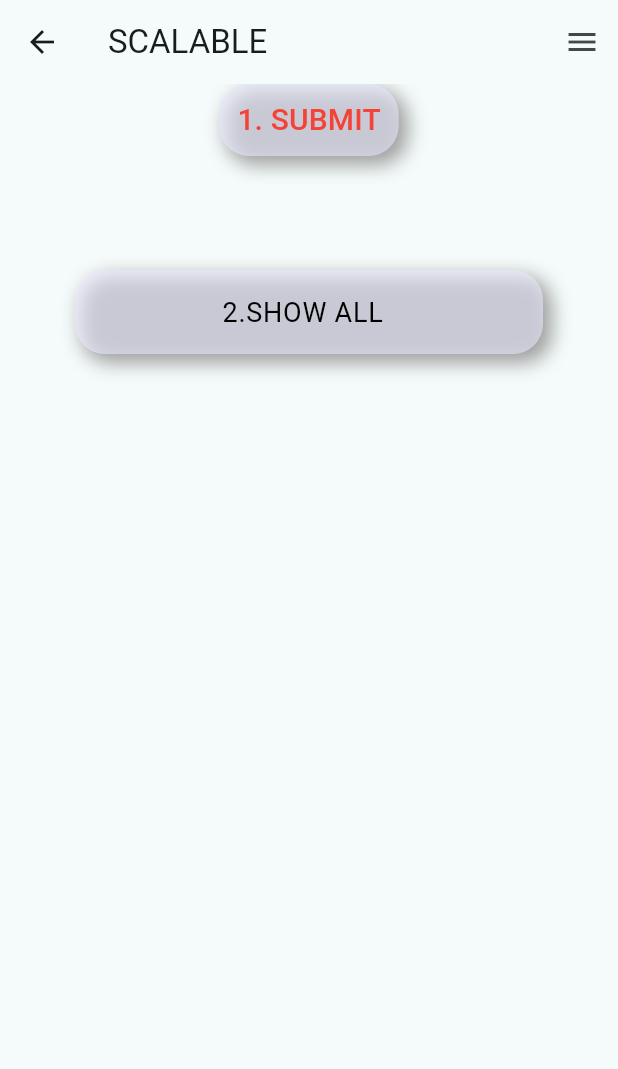
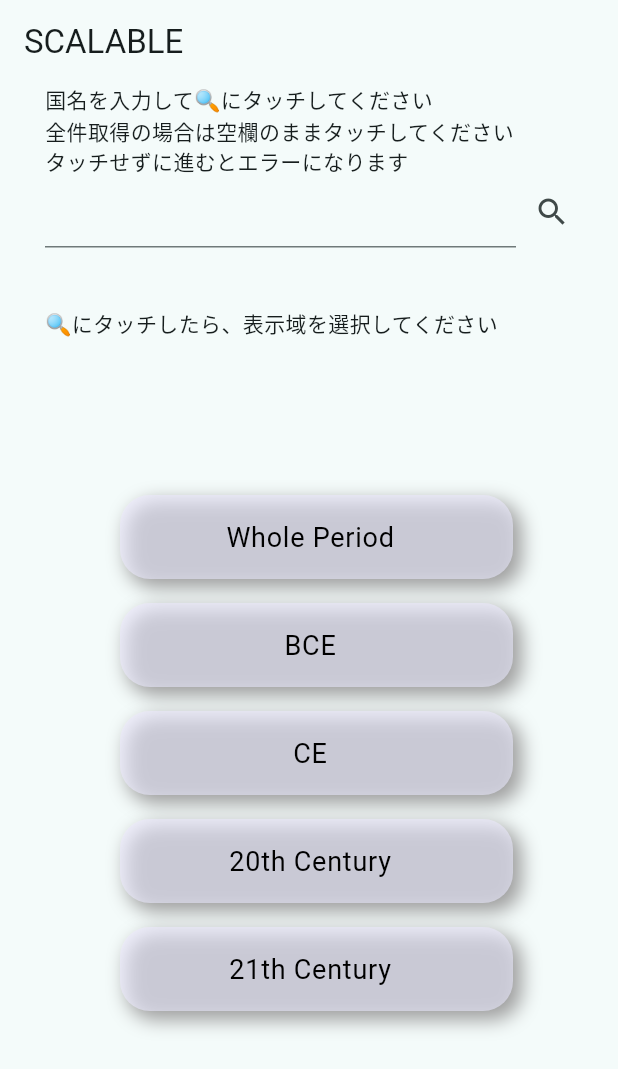
Before and after one commit to dongri727/chronomap-mobile, a Flutter app: the Scalable screen opened directly, on a phone screen of 412 x 824 dp. Shown: the top 1069 px of the screen. Run offline on Flutter 3.47's test engine with Material 3 defaults, Android fonts, the phone set to English and light mode, and no system bars; missing offline and left inert: acorn_client, serverpod_auth_apple_flutter, serverpod_auth_shared_flutter, serverpod_flutter.

Commit message:
Scalableを全面改定

```diff
--- a/lib/game_page.dart
+++ b/lib/game_page.dart
@@ -1,4 +1,5 @@
 import 'package:acorn_client/acorn_client.dart';
+import 'package:chronomap_mobile/register/register_page.dart';
 import 'package:flutter/material.dart';
 import 'serverpod_client.dart';
 import 'utils/countries_list.dart';
@@ -42,19 +43,53 @@ class GamePageState extends State<GamePage> {
       List<String> location = keywords.split(',').map((e) => e.trim()).toList();
       listPrincipal = await client.principal.getPrincipal(keywords: location);
       principalIds = listPrincipal.map((item) => item.id as int).toList();
+
+      if (listPrincipal.length < 5) {
+        // データが5件に満たない場合、アラートを表示
+        showDialog(
+          context: context,
+          builder: (BuildContext context) {
+            return AlertDialog(
+              title: const Text('Not enough data'),
+              content: const Text('データが足りません'),
+              actions: <Widget>[
+                TextButton(
+                  child: const Text('データを追加する'),
+                  onPressed: () {
+                    Navigator.push<String>(
+                    context,
+                    MaterialPageRoute(builder: (context) => const RegisterPage()));
+                  },
+                ),
+                TextButton(
+                  child: const Text('別の国で遊ぶ'),
+                  onPressed: () {
+                    Navigator.of(context).pop(); // ダイアログを閉じる
+                    setState(() {
+                      selectCountry = false; // 国を選ぶステップに戻る
+                    });
+                  },
+                ),
+              ],
+            );
+          },
+        );
+      } else {
+        // データが5件以上存在する場合、ゲームのオプションを設定
         for (var item in listPrincipal) {
-          options.add(
-              [item.affair, item.point]);
+          options.add([item.affair, item.point]);
         }
         options = List.from(options)..shuffle();
         options = options.sublist(0, 5);
         ansewrs = List.from(options);
         ansewrs.sort((a, b) => a[1].compareTo(b[1]));
         setState(() {});
+      }
     } on Exception catch (e) {
       debugPrint('$e');
     }
   }
+
 
   void _answer() {
     correctAnswer = 0;
--- a/lib/main.dart
+++ b/lib/main.dart
@@ -1,7 +1,7 @@
 import 'package:acorn_client/acorn_client.dart';
+import 'package:chronomap_mobile/scalable/bloc_provider.dart';
+import 'package:chronomap_mobile/scalable/timeline/timeline.dart';
 import 'package:chronomap_mobile/tab.dart';
-import 'package:chronomap_mobile/timeline/bloc_provider.dart';
-import 'package:chronomap_mobile/timeline/timeline.dart';
 import 'package:flutter/material.dart';
 
 import 'serverpod_client.dart';
--- a/lib/timeline/bloc_provider.dart
+++ b/lib/scalable/bloc_provider.dart
@@ -1,5 +1,5 @@
 import "package:flutter/widgets.dart";
-import 'timeline.dart';
+import 'timeline/timeline.dart';
 
 /// This [InheritedWidget] wraps the whole app, and provides access
 /// to the [Timeline] object.
--- a/lib/timeline/pont_data.dart
+++ b/lib/scalable/menu/menu_data.dart
@@ -1,5 +1,7 @@
 import 'package:flutter/material.dart';
-import 'entry.dart';
+import '../timeline/entry.dart';
+
+//このクラスにはデータしかない。表示機能はSectionにある。
 
 class MenuSectionData {
   late String label;
@@ -9,6 +11,7 @@ class MenuSectionData {
 }
 
 /// Data container for all the sub-elements of the [MenuSection].
+/// 表示域を選択するTileに表示するもの
 class MenuItemData {
   String label = "";
   double start = 0.0;
@@ -49,14 +52,14 @@ class MenuData {
 
     // Items
     List<MenuItemData> items = [
-      MenuItemData()..label = "2.SHOW ALL"..start = -5100000000000..end = 800000,
+      MenuItemData()..label = "Whole Period"..start = -5100000000000..end = 800000,
 /*      MenuItemData()..label = "Billion Years Ago"..start = -5100000000000..end = -366000000000,
       MenuItemData()..label = "Million Years Ago"..start = -366000000000..end = -366000000,
-      MenuItemData()..label = "Thousand Years Ago"..start = -366000000..end = -366000,
+      MenuItemData()..label = "Thousand Years Ago"..start = -366000000..end = -366000,*/
       MenuItemData()..label = "BCE"..start = -366000..end = 0,
       MenuItemData()..label = "CE"..start = 0..end = 700000,
       MenuItemData()..label = "20th Century"..start = 690000..end = 750000,
-      MenuItemData()..label = "21th Century"..start = 730000..end = 800000,*/
+      MenuItemData()..label = "21th Century"..start = 730000..end = 800000,
     ];
 
     menuSection.items = items;
--- a/lib/timeline/menu_section.dart
+++ b/lib/scalable/menu/menu_section.dart
@@ -1,6 +1,6 @@
 import 'package:flutter/material.dart';
-import '../utils/shadowed_container.dart';
-import 'pont_data.dart';
+import '../../utils/shadowed_container.dart';
+import 'menu_data.dart';
 
 typedef NavigateTo = Function(MenuItemData item, BuildContext context);
 
@@ -28,7 +28,7 @@ class MenuSection extends StatelessWidget {
             title,
             style: const TextStyle(
               fontSize: 24.0,
-              color: Colors.white,
+              color: Colors.black,
             ),
           ),
         ),
@@ -37,7 +37,7 @@ class MenuSection extends StatelessWidget {
         child: Column(
           children: menuOptions.map<Widget>((item) {
             return Padding(
-              padding: const EdgeInsets.fromLTRB(50, 0, 50, 0),
+              padding: const EdgeInsets.fromLTRB(50, 8, 50, 8),
               child: ShadowedContainer(
                 child: ListTile(
                   tileColor: backgroundColor,
--- /dev/null
+++ b/lib/scalable/menu/scalable.dart
@@ -0,0 +1,149 @@
+import "package:acorn_client/acorn_client.dart";
+import "package:flutter/material.dart";
+import "../../serverpod_client.dart";
+import '../bloc_provider.dart';
+import 'menu_data.dart';
+import "menu_section.dart";
+import "../timeline/widget.dart";
+import 'package:chronomap_mobile/utils/countries_list.dart';
+
+class Scalable extends StatefulWidget {
+  final List<Principal>? principal;
+  const Scalable({ super.key , this.principal});
+
+  @override
+  ScalableState createState() => ScalableState();
+}
+
+class ScalableState extends State<Scalable> {
+
+
+  /// [MenuData] selects era witch will be displayed at the Timeline
+  /// This data is loaded from the asset bundle during [initState()]
+  final MenuData _menu = MenuData();
+
+  List<Principal> listPrincipal = [];
+  List<int> principalIds = [];
+
+  TextEditingController searchController = TextEditingController();
+
+  Future<void> fetchPrincipalByLocation(String keywords) async {
+    try {
+      // 文字列をリストに変換してkeywords引数を渡す
+      List<String> location = keywords.split(',').map((e) => e.trim()).toList();
+      listPrincipal = await client.principal.getPrincipal(keywords: location);
+      print("Getting principal with keywords: $location");
+      principalIds = listPrincipal.map((item) => item.id as int).toList();
+      print(listPrincipal.toString());
+      setState(() {}); // データの更新をUIに反映させる
+    } on Exception catch (e) {
+      debugPrint('$e');
+    }
+  }
+
+
+  /// Helper function which sets the [MenuItemData] for the [TimelineWidget].
+  /// This will trigger a transition from the current menu to the Timeline,
+  /// thus the push on the [Navigator], this widget will know where to scroll to.
+  navigateToTimeline(MenuItemData item, BuildContext context) {
+    Navigator.of(context).push(MaterialPageRoute(
+      builder: (BuildContext context) =>
+          TimelineWidget(item, BlocProvider.getTimeline(context)),
+    ));
+  }
+
+  List<String> options = [];
+  void getOptions() {
+    for (var country in countries) {
+      options.add(country['name']);
+    }
+  }
+
+  @override
+  void initState() {
+    super.initState();
+    getOptions();
+
+    /// Initialize the menu with hardcoded data.
+    _menu.initializeWithDefaultData();
+
+    /// Notify the framework that the internal state of this object has changed.
+    setState(() {});
+  }
+
+
+  @override
+  Widget build(BuildContext context) {
+    EdgeInsets devicePadding = MediaQuery.of(context).padding;
+    final timeline = BlocProvider.getTimeline(context);
+
+    List<Widget> tail = [];
+
+    tail
+        .addAll(_menu.sections
+        .map<Widget>((MenuSectionData section) => Container(
+        margin: const EdgeInsets.only(top: 20.0),
+        child: MenuSection(
+          section.label,
+          section.backgroundColor,
+          section.textColor,
+          section.items,
+          navigateToTimeline,
+        )))
+        .toList(growable: false)
+    );
+
+    return Scaffold(
+        appBar: AppBar(
+          automaticallyImplyLeading: false,
+          title: const Text("SCALABLE"),
+        ),
+        body: Center(
+          child: Padding(
+            padding: const EdgeInsets.only(left: 30.0,right: 20.0),
+            child: Column(
+                crossAxisAlignment: CrossAxisAlignment.start,
+                children: [
+                  const Text('国名を入力して🔍にタッチしてください\n'
+                      '全件取得の場合は空欄のままタッチしてください\n'
+                      'タッチせずに進むとエラーになります'),
+                  Row(
+                    children: [
+                      Expanded(
+                        child: Autocomplete<String>(
+                          optionsBuilder: (TextEditingValue textEditingValue) {
+                            return options.where((String option) {
+                              if (textEditingValue.text.isNotEmpty) {
+                                return option.contains(textEditingValue.text[0]
+                                    .toUpperCase() +
+                                    textEditingValue.text.substring(1).toLowerCase());
+                              } else {
+                                return option.contains(textEditingValue.text);
+                              }
+                            });
+                          },
+                          onSelected: (String selection) {
+                            searchController.text = selection;
+                            print(selection);
+                          },
+                        ),
+                      ),
+                      IconButton(
+                        onPressed: () async {
+                          await fetchPrincipalByLocation(searchController.text);
+                          timeline.gatherEntries(listPrincipal);
+                        },
+                        icon: const Icon(Icons.search),
+                      )
+                    ],
+                  ),
+                  const Padding(
+                    padding: EdgeInsets.only(top: 40.0),
+                    child: Text('🔍にタッチしたら、表示域を選択してください'),
+                  ),
+                ] + tail),
+          ),
+        )
+    );
+  }
+}
--- a/lib/timeline/render_widget.dart
+++ b/lib/scalable/timeline/render_widget.dart
@@ -1,6 +1,6 @@
 import 'dart:ui' as ui;
 import 'package:flutter/material.dart';
-import 'pont_data.dart';
+import '../menu/menu_data.dart';
 import 'timeline.dart';
 import 'entry.dart';
 import 'ticks.dart';
--- a/lib/timeline/scalable.dart
+++ /dev/null
@@ -1,161 +0,0 @@
-import "package:acorn_client/acorn_client.dart";
-import "package:chronomap_mobile/search_page.dart";
-import "package:flutter/cupertino.dart";
-import "package:flutter/material.dart";
-import "package:flutter/widgets.dart";
-import "../utils/confirm_text.dart";
-import "../utils/shadowed_container.dart";
-import 'bloc_provider.dart';
-import 'pont_data.dart';
-import "menu_section.dart";
-import "widget.dart";
-
-class Scalable extends StatefulWidget {
-  final List<Principal>? principal;
-  const Scalable({ super.key , this.principal});
-
-  @override
-  ScalableState createState() => ScalableState();
-}
-
-class ScalableState extends State<Scalable> {
-
-
-  /// [MenuData] selects era witch will be displayed at the Timeline
-  /// This data is loaded from the asset bundle during [initState()]
-  final MenuData _menu = MenuData();
-
-
-  /// Helper function which sets the [MenuItemData] for the [TimelineWidget].
-  /// This will trigger a transition from the current menu to the Timeline,
-  /// thus the push on the [Navigator], this widget will know where to scroll to.
-  navigateToTimeline(MenuItemData item, BuildContext context) {
-    Navigator.of(context).push(MaterialPageRoute(
-      builder: (BuildContext context) =>
-          TimelineWidget(item, BlocProvider.getTimeline(context)),
-    ));
-  }
-
-/*  @override
-  initState() {
-    super.initState();
-
-    /// The [_menu] loads a JSON file that's stored in the assets folder.
-    /// This asset provides all the necessary information.
-    _menu.loadFromBundle("assets/menu.json").then((bool success) {
-      if (success) setState(() {}); // Load the menu.
-    });
-  }*/
-
-  @override
-  void initState() {
-    super.initState();
-
-    /// Initialize the menu with hardcoded data.
-    _menu.initializeWithDefaultData();
-
-    /// Notify the framework that the internal state of this object has changed.
-    setState(() {});
-  }
-
-
-  @override
-  Widget build(BuildContext context) {
-    EdgeInsets devicePadding = MediaQuery.of(context).padding;
-    final timeline = BlocProvider.getTimeline(context);
-
-/*    String displayText;
-    if (widget.principal!.isNotEmpty) {
-      displayText = widget.principal![0].affair;
-      if (widget.principal!.length > 1) {
-        displayText += ' +etc';
-      }
-    } else {
-      displayText = '';
-    }*/
-
-    return Scaffold(
-        appBar: AppBar(
-          leading: IconButton(
-            icon: const Icon(Icons.arrow_back),
-            onPressed: () {
-              Navigator.push<String>(
-                context,
-                MaterialPageRoute(builder: (context) => const SearchPage()),
-              );
-            },
-          ),
-          title: const Text("SCALABLE"),
-        ),
-        endDrawer: Drawer(
-        child: ListView(
-          children: <Widget>[
-            Container(
-              height: 70,
-              child: const DrawerHeader(
-                child: Text('VIEW CHOICE',style: TextStyle(fontSize: 18),),
-              ),
-            ),
-            Padding(
-              padding: const EdgeInsets.only(left: 8.0),
-              child: ListTile(
-                // leading: Icon(Icons.circle,),
-                title: const Text('CLASSIC'),
-                onTap: (){
-                  Navigator.push(context, MaterialPageRoute(builder: (context) => SearchPage()));
-                },
-              ),
-            ),
-            Padding(
-              padding: const EdgeInsets.only(left: 8.0),
-            child: ListTile(
-              // leading: Icon(Icons.settings),
-              title: const Text('SCALABLE'),
-              onTap: () {
-                Navigator.pop(context);
-              },
-            ),),
-            // More ListTiles...
-          ],
-        ),
-      ),
-        body: Padding(
-          padding: EdgeInsets.only(top: devicePadding.top),
-          child: Column(
-              crossAxisAlignment: CrossAxisAlignment.start,
-              children: <Widget>[
-                Align(
-                  alignment: Alignment.bottomCenter,
-                  child: ShadowedContainer(
-                    child: TextButton(
-                        child: const Text(
-                          "1. SUBMIT",
-                          style: TextStyle(
-                            color: Colors.red,
-                            fontSize: 20,
-                          ),
-                        ),
-                        onPressed: () {
-                          timeline.gatherEntries(widget.principal);
-                        }
-                    ),
-                  ),
-                ),
-                ..._menu.sections
-                    .map<Widget>(
-                        (MenuSectionData section) => Builder(builder: (context) {
-                      return MenuSection(
-                        section.label,
-                        section.backgroundColor,
-                        section.textColor,
-                        section.items,
-                            (item, context) =>
-                            navigateToTimeline(item, context),
-                      );
-                    }))
-                    //.toList(growable: false)
-              ]),
-        )
-    );
-  }
-}
--- a/pubspec.yaml
+++ b/pubspec.yaml
@@ -37,6 +37,8 @@ dependencies:
       path: acorn_client
 
   serverpod_auth_shared_flutter: ^1.2.6
+  serverpod_auth_apple_flutter: ^1.2.6
+
 
   intl: ^0.18.1
   provider: ^6.0.1
```
Also changed, not shown: lib/index_page.dart (+18 -2 lines), lib/scalable/timeline/widget.dart (renamed from lib/timeline/widget.dart, +4 -3 lines), lib/search_page.dart (+11 -38 lines), lib/tab.dart (+7 -4 lines), lib/scalable/timeline/entry.dart (renamed from lib/timeline/entry.dart), lib/scalable/timeline/ticks.dart (renamed from lib/timeline/ticks.dart), lib/scalable/timeline/timeline.dart (renamed from lib/timeline/timeline.dart), lib/scalable/timeline/timeline_utils.dart (renamed from lib/timeline/timeline_utils.dart), pubspec.lock, 2 other files. Lines whose indentation alone changed are shown as unchanged.
